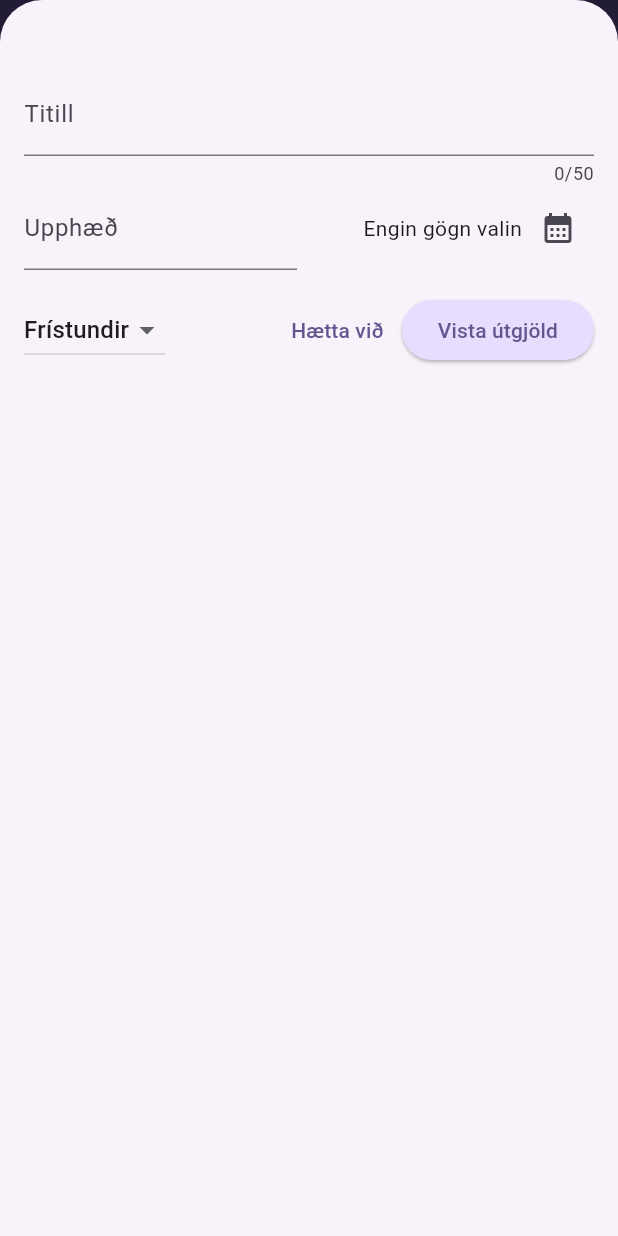
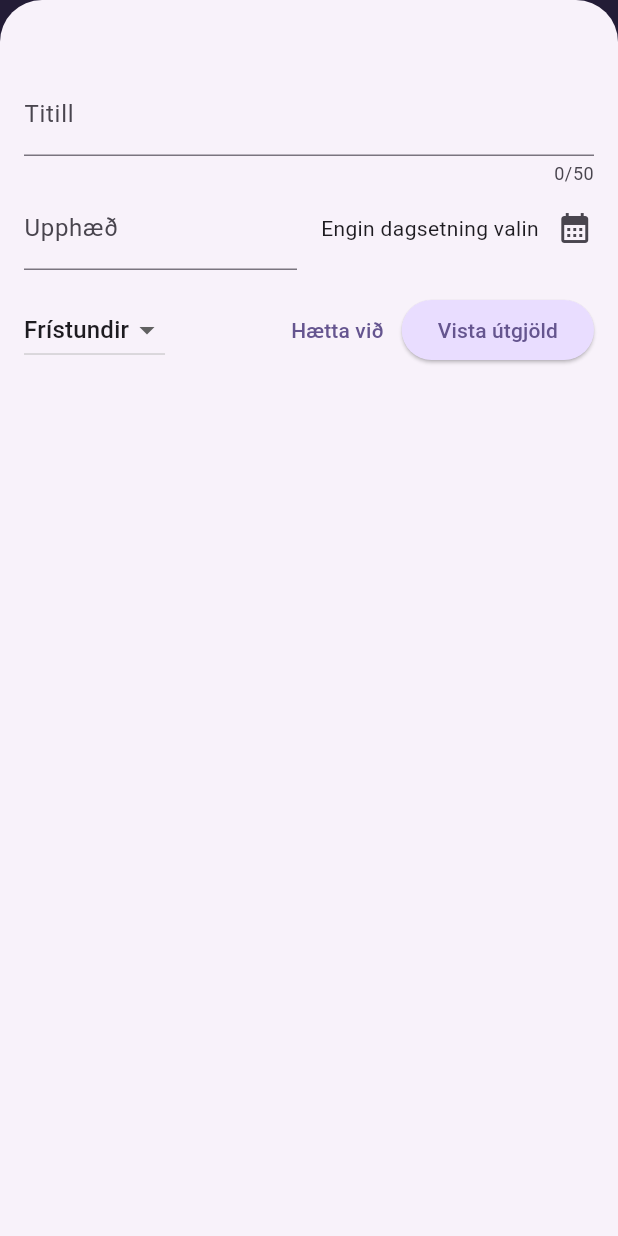
Before and after one commit to BerglindBKK/Expense_Tracker_App, a Flutter app: the screen it shows after launch, after a tap on the "add" icon, on a phone screen of 412 x 824 dp. Run offline on Flutter 3.47's test engine with Material 3 defaults, Android fonts, the phone set to English and light mode, and no system bars.

Commit message:
Add files via upload

```diff
--- a/lib/widgets/new_expense.dart
+++ b/lib/widgets/new_expense.dart
@@ -113,7 +113,7 @@ class _NewExpenseState extends State<NewExpense> {
                   children: [
                     Text(
                       _selectedDate == null
-                          ? 'Engin gögn valin'
+                          ? 'Engin dagsetning valin'
                           : formatter.format(_selectedDate!),
                     ),
                     IconButton(
```
